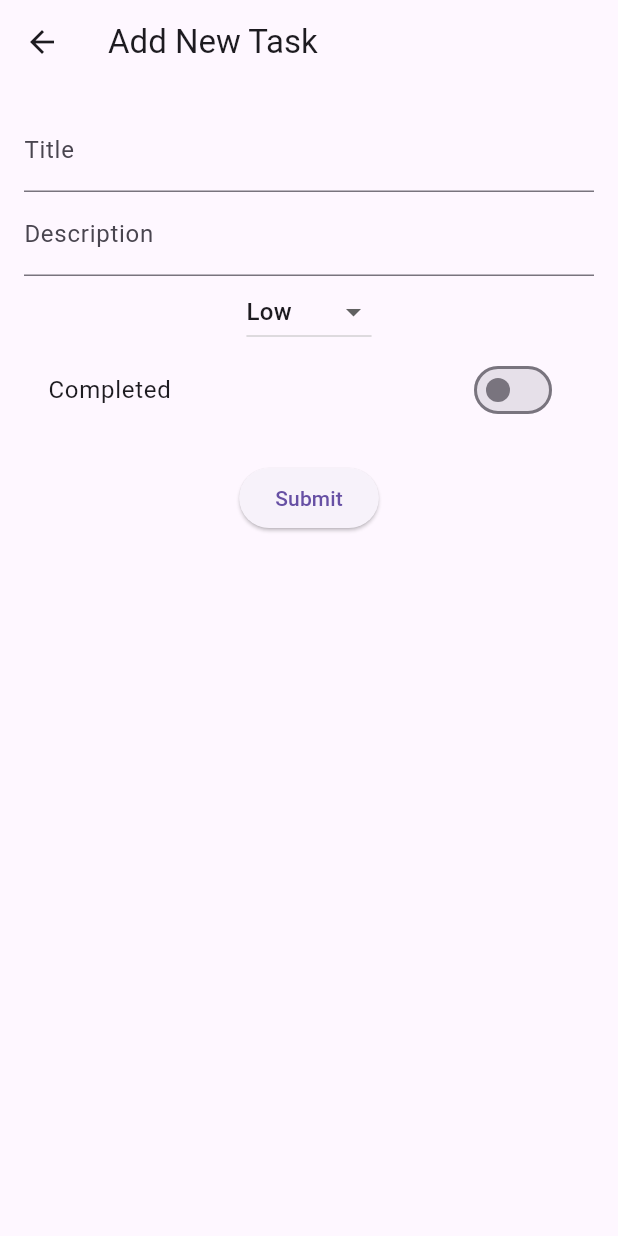
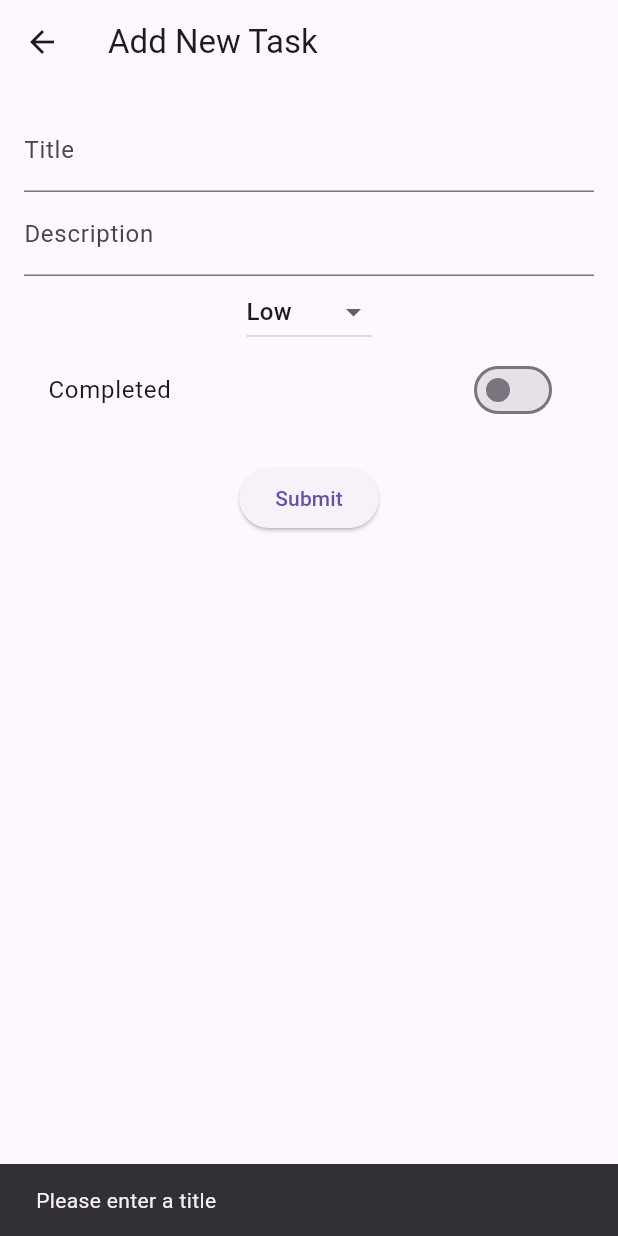
Before and after one commit to MukyalaDorcusNandy/flutter-task-notes-app, a Flutter app: the AddTaskScreen screen opened directly, after a tap on "Submit", on a phone screen of 412 x 824 dp. Run offline on Flutter 3.47's test engine with Material 3 defaults, Android fonts, the phone set to English and light mode, and no system bars; our stand-ins replace shared_preferences, sqflite; accounts and stored records are empty.

Commit message:
commit changes

```diff
--- a/lib/models/task_item.dart
+++ b/lib/models/task_item.dart
@@ -10,10 +10,9 @@ class TaskItem {
     required this.title,
     required this.priority,
     required this.description,
-    this.isCompleted = false,
+    required this.isCompleted,
   });
 
-  // Convert TaskItem to JSON for SQLite
   Map<String, dynamic> toJson() => {
         'id': id,
         'title': title,
@@ -22,7 +21,6 @@ class TaskItem {
         'isCompleted': isCompleted ? 1 : 0,
       };
 
-  // Convert JSON map from SQLite to TaskItem
   factory TaskItem.fromJson(Map<String, dynamic> json) => TaskItem(
         id: json['id'],
         title: json['title'],
--- a/lib/screens/add_task_screen.dart
+++ b/lib/screens/add_task_screen.dart
@@ -1,6 +1,6 @@
 import 'package:flutter/material.dart';
-import '../helpers/database_helper.dart';
-import '../models/task_item.dart';
+import 'package:task_notes_manager/helpers/database_helper.dart';
+import 'package:task_notes_manager/models/task_item.dart';
 
 class AddTaskScreen extends StatefulWidget {
   const AddTaskScreen({super.key});
@@ -12,6 +12,7 @@ class AddTaskScreen extends StatefulWidget {
 class _AddTaskScreenState extends State<AddTaskScreen> {
   final _titleController = TextEditingController();
   final _descController = TextEditingController();
+
   String _priority = "Low";
   bool _isCompleted = false;
 
@@ -20,7 +21,7 @@ class _AddTaskScreenState extends State<AddTaskScreen> {
     return Scaffold(
       appBar: AppBar(title: const Text("Add New Task")),
       body: Padding(
-        padding: const EdgeInsets.all(16.0),
+        padding: const EdgeInsets.all(16),
         child: Column(
           children: [
             TextField(
@@ -46,8 +47,10 @@ class _AddTaskScreenState extends State<AddTaskScreen> {
             const SizedBox(height: 20),
             ElevatedButton(
               onPressed: () async {
-                if (_titleController.text.isEmpty ||
-                    _descController.text.isEmpty) {
+                if (_titleController.text.isEmpty) {
+                  ScaffoldMessenger.of(context).showSnackBar(
+                    const SnackBar(content: Text("Please enter a title")),
+                  );
                   return;
                 }
 
@@ -59,7 +62,6 @@ class _AddTaskScreenState extends State<AddTaskScreen> {
                 );
 
                 await DatabaseHelper.instance.insertTask(task);
-                // ignore: use_build_context_synchronously
                 Navigator.pop(context);
               },
               child: const Text("Submit"),
```
Also changed, not shown: lib/helpers/database_helper.dart (+23 -6 lines), pubspec.yaml (+4 -72 lines), pubspec.lock, 1 other file.
